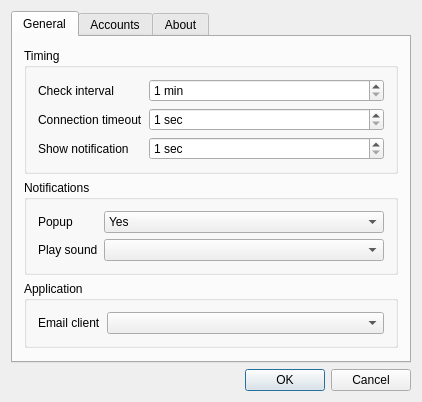
This is MailCheckerDlg.ui in congchenutd/mailchecker as Qt 5 draws it before an edit. The edited form follows.
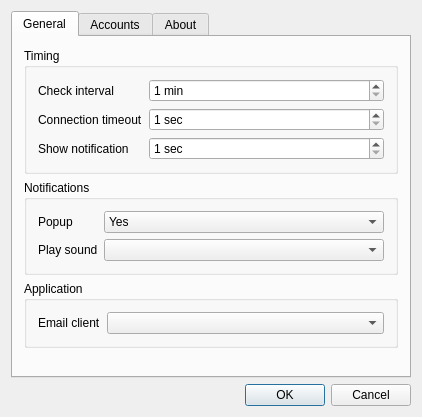
This is the edited form. Icons and pictures are not drawn. Custom widgets are drawn as their Qt base class.

Diff of the .ui file:
```diff
--- a/MailCheckerDlg.ui
+++ b/MailCheckerDlg.ui
@@ -7,7 +7,7 @@
     <x>0</x>
     <y>0</y>
     <width>422</width>
-    <height>361</height>
+    <height>417</height>
    </rect>
   </property>
   <property name="windowTitle">
```
Left out of the diff: 12 changed lines with no effect on the pictures.
